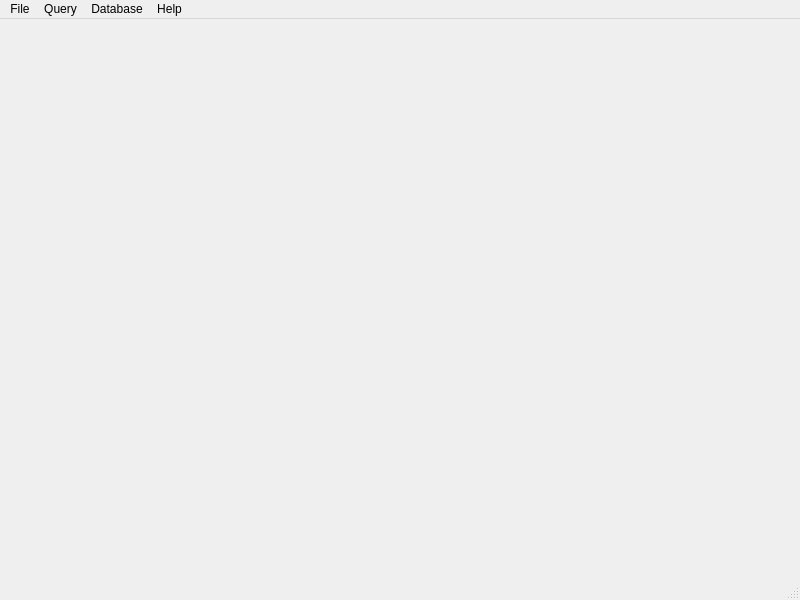
Before: the Qt Designer form mainwindow.ui in christianhelle/sqlitequery, drawn with Qt 5.
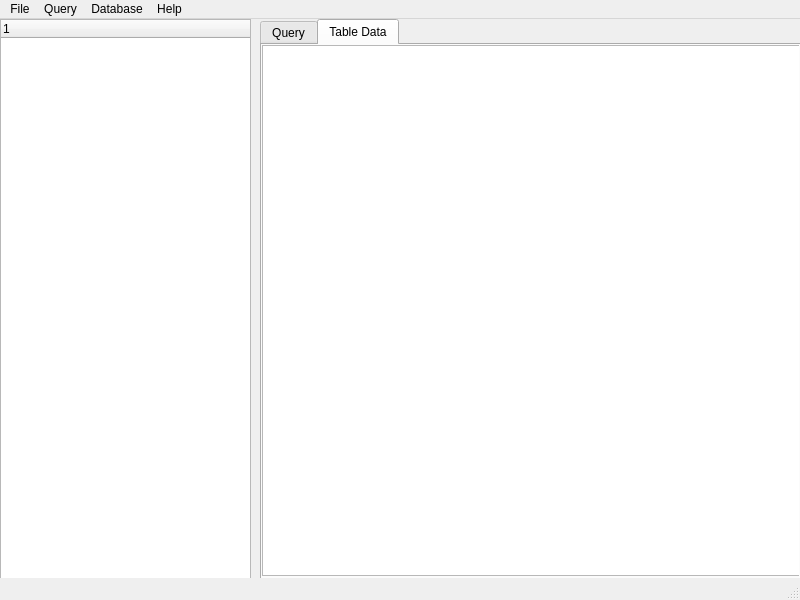
After: the same form once the commit is applied.

Commit message: Add a tree view to the UI

```diff
--- a/mainwindow.ui
+++ b/mainwindow.ui
@@ -13,7 +13,56 @@
   <property name="windowTitle">
    <string>SQLite Query Analyzer</string>
   </property>
-  <widget class="QWidget" name="centralWidget"/>
+  <widget class="QWidget" name="centralWidget">
+   <widget class="QTabWidget" name="tabWidget">
+    <property name="geometry">
+     <rect>
+      <x>260</x>
+      <y>0</y>
+      <width>541</width>
+      <height>561</height>
+     </rect>
+    </property>
+    <property name="currentIndex">
+     <number>1</number>
+    </property>
+    <widget class="QWidget" name="queryTab">
+     <attribute name="title">
+      <string>Query</string>
+     </attribute>
+    </widget>
+    <widget class="QWidget" name="gridTab">
+     <attribute name="title">
+      <string>Table Data</string>
+     </attribute>
+     <widget class="QTableView" name="tableView">
+      <property name="geometry">
+       <rect>
+        <x>0</x>
+        <y>0</y>
+        <width>541</width>
+        <height>531</height>
+       </rect>
+      </property>
+     </widget>
+    </widget>
+   </widget>
+   <widget class="QTreeWidget" name="treeWidget">
+    <property name="geometry">
+     <rect>
+      <x>0</x>
+      <y>0</y>
+      <width>251</width>
+      <height>561</height>
+     </rect>
+    </property>
+    <column>
+     <property name="text">
+      <string notr="true">1</string>
+     </property>
+    </column>
+   </widget>
+  </widget>
   <widget class="QMenuBar" name="menuBar">
    <property name="geometry">
     <rect>
```
